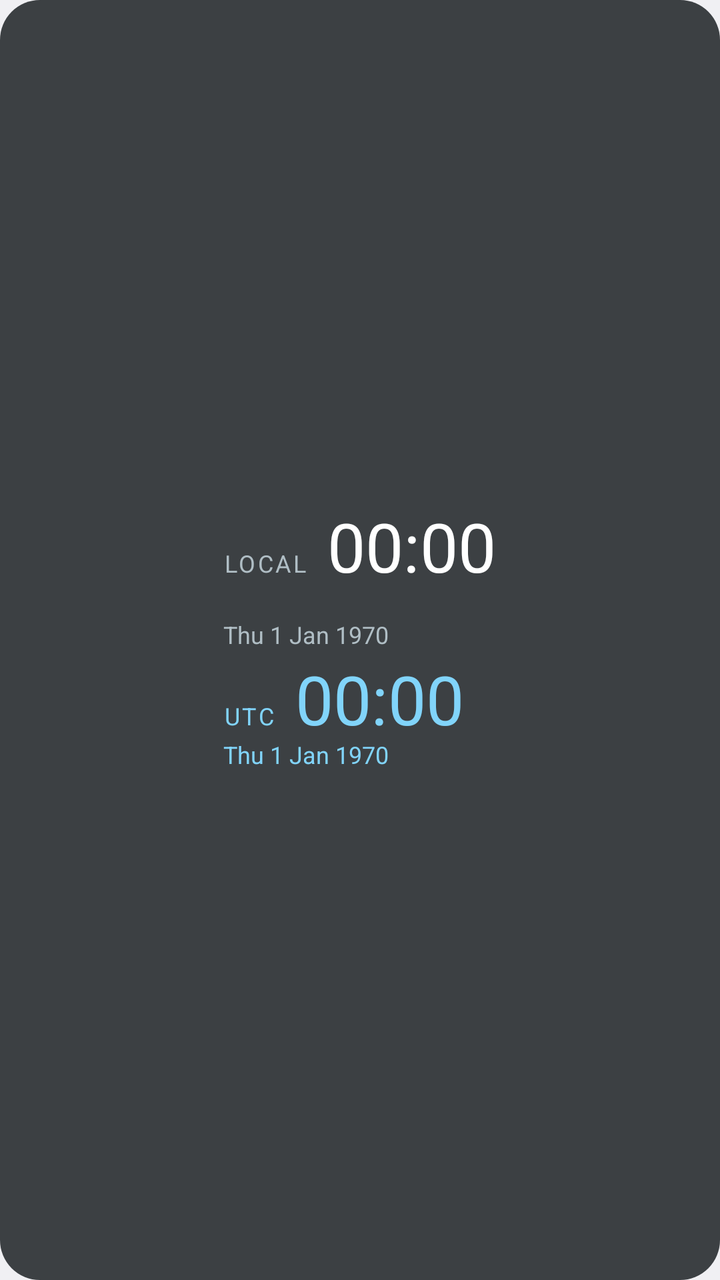
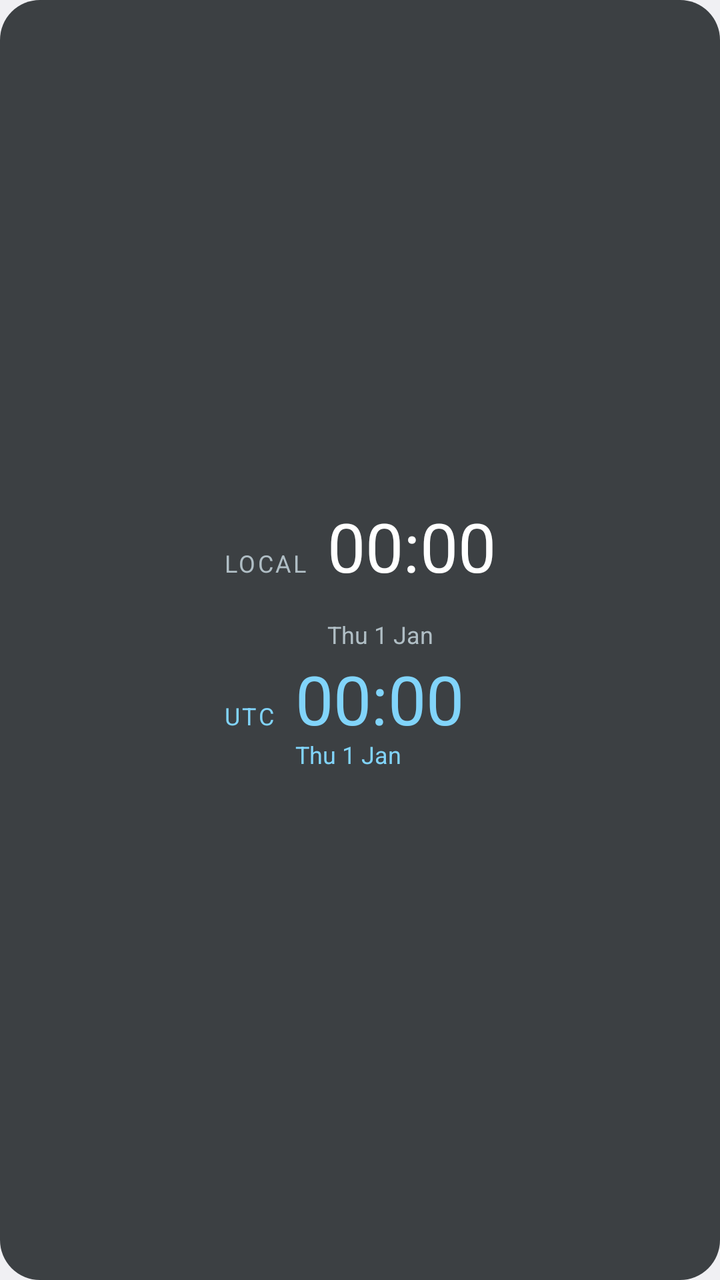

An Android layout rendered at two revisions. The XML below is the earlier revision; the diff shows what the commit changed to produce the second picture.
<!-- AndroidManifest.xml: application theme AppTheme -->
<!-- res/layout/widget_stacked_sans.xml -->
<?xml version="1.0" encoding="utf-8"?>
<LinearLayout xmlns:android="http://schemas.android.com/apk/res/android" android:id="@+id/root" android:layout_width="match_parent" android:layout_height="match_parent" android:background="@drawable/widget_bg" android:gravity="center" android:orientation="vertical" android:padding="14dp">
<LinearLayout android:layout_width="wrap_content" android:layout_height="wrap_content" android:orientation="vertical" >
<LinearLayout android:layout_width="wrap_content" android:layout_height="wrap_content" android:orientation="horizontal" android:baselineAligned="true" >
<TextView android:id="@+id/label_local" android:layout_width="wrap_content" android:layout_height="wrap_content"
    android:fontFamily="sans-serif" android:letterSpacing="0.1" android:text="@string/label_local"
    android:textColor="#B0BEC5" android:textSize="12sp" android:layout_marginEnd="10dp"/>
<TextClock android:id="@+id/clock_local" android:layout_width="wrap_content" android:layout_height="wrap_content"
    android:fontFamily="sans-serif" android:format12Hour="HH:mm" android:format24Hour="HH:mm" android:includeFontPadding="false" android:maxLines="1"
    android:textColor="#FFFFFF" android:textSize="34sp"  />
</LinearLayout>
<TextView android:id="@+id/zone_local" android:layout_width="wrap_content" android:layout_height="wrap_content"
    android:fontFamily="sans-serif" android:textColor="#B0BEC5" android:textSize="12sp" />
<TextClock android:id="@+id/date_local" android:layout_width="wrap_content" android:layout_height="wrap_content"
    android:fontFamily="sans-serif" android:format12Hour="EEE d MMM yyyy" android:format24Hour="EEE d MMM yyyy" android:includeFontPadding="false" android:maxLines="1"
    android:textColor="#B0BEC5" android:textSize="12sp"  />
<LinearLayout android:layout_width="wrap_content" android:layout_height="wrap_content" android:orientation="horizontal" android:baselineAligned="true" android:layout_marginTop="6dp">
<TextView android:id="@+id/label_utc" android:layout_width="wrap_content" android:layout_height="wrap_content"
    android:fontFamily="sans-serif" android:letterSpacing="0.1" android:text="@string/label_utc"
    android:textColor="#81D4FA" android:textSize="12sp" android:layout_marginEnd="10dp"/>
<TextClock android:id="@+id/clock_utc" android:layout_width="wrap_content" android:layout_height="wrap_content"
    android:fontFamily="sans-serif" android:format12Hour="HH:mm" android:format24Hour="HH:mm" android:includeFontPadding="false" android:maxLines="1"
    android:textColor="#81D4FA" android:textSize="34sp" android:timeZone="UTC" />
</LinearLayout>
<TextClock android:id="@+id/date_utc" android:layout_width="wrap_content" android:layout_height="wrap_content"
    android:fontFamily="sans-serif" android:format12Hour="EEE d MMM yyyy" android:format24Hour="EEE d MMM yyyy" android:includeFontPadding="false" android:maxLines="1"
    android:textColor="#81D4FA" android:textSize="12sp" android:timeZone="UTC" />
</LinearLayout>
</LinearLayout>
<!-- resources referenced by this layout -->
<resources>
  <!-- drawable widget_bg (drawable) -->
  <?xml version="1.0" encoding="utf-8"?>
  <shape xmlns:android="http://schemas.android.com/apk/res/android" android:shape="rectangle">
      <solid android:color="#CC101418" />
      <corners android:radius="20dp" />
  </shape>
  <string name="label_local">LOCAL</string>
  <string name="label_utc">UTC</string>
  <style name="AppTheme" parent="@android:style/Theme.DeviceDefault.Light.NoActionBar" />
</resources>

<!-- the commit's change to res/layout/widget_stacked_sans.xml (unified diff, before → after) -->
@@ -5,25 +5,29 @@
 <TextView android:id="@+id/label_local" android:layout_width="wrap_content" android:layout_height="wrap_content"
     android:fontFamily="sans-serif" android:letterSpacing="0.1" android:text="@string/label_local"
     android:textColor="#B0BEC5" android:textSize="12sp" android:layout_marginEnd="10dp"/>
+<LinearLayout android:layout_width="wrap_content" android:layout_height="wrap_content" android:orientation="vertical" android:baselineAlignedChildIndex="0">
 <TextClock android:id="@+id/clock_local" android:layout_width="wrap_content" android:layout_height="wrap_content"
     android:fontFamily="sans-serif" android:format12Hour="HH:mm" android:format24Hour="HH:mm" android:includeFontPadding="false" android:maxLines="1"
     android:textColor="#FFFFFF" android:textSize="34sp"  />
-</LinearLayout>
 <TextView android:id="@+id/zone_local" android:layout_width="wrap_content" android:layout_height="wrap_content"
     android:fontFamily="sans-serif" android:textColor="#B0BEC5" android:textSize="12sp" />
 <TextClock android:id="@+id/date_local" android:layout_width="wrap_content" android:layout_height="wrap_content"
-    android:fontFamily="sans-serif" android:format12Hour="EEE d MMM yyyy" android:format24Hour="EEE d MMM yyyy" android:includeFontPadding="false" android:maxLines="1"
+    android:fontFamily="sans-serif" android:format12Hour="EEE d MMM" android:format24Hour="EEE d MMM" android:includeFontPadding="false" android:maxLines="1"
     android:textColor="#B0BEC5" android:textSize="12sp"  />
+</LinearLayout>
+</LinearLayout>
 <LinearLayout android:layout_width="wrap_content" android:layout_height="wrap_content" android:orientation="horizontal" android:baselineAligned="true" android:layout_marginTop="6dp">
 <TextView android:id="@+id/label_utc" android:layout_width="wrap_content" android:layout_height="wrap_content"
     android:fontFamily="sans-serif" android:letterSpacing="0.1" android:text="@string/label_utc"
     android:textColor="#81D4FA" android:textSize="12sp" android:layout_marginEnd="10dp"/>
+<LinearLayout android:layout_width="wrap_content" android:layout_height="wrap_content" android:orientation="vertical" android:baselineAlignedChildIndex="0">
 <TextClock android:id="@+id/clock_utc" android:layout_width="wrap_content" android:layout_height="wrap_content"
     android:fontFamily="sans-serif" android:format12Hour="HH:mm" android:format24Hour="HH:mm" android:includeFontPadding="false" android:maxLines="1"
     android:textColor="#81D4FA" android:textSize="34sp" android:timeZone="UTC" />
-</LinearLayout>
 <TextClock android:id="@+id/date_utc" android:layout_width="wrap_content" android:layout_height="wrap_content"
-    android:fontFamily="sans-serif" android:format12Hour="EEE d MMM yyyy" android:format24Hour="EEE d MMM yyyy" android:includeFontPadding="false" android:maxLines="1"
+    android:fontFamily="sans-serif" android:format12Hour="EEE d MMM" android:format24Hour="EEE d MMM" android:includeFontPadding="false" android:maxLines="1"
     android:textColor="#81D4FA" android:textSize="12sp" android:timeZone="UTC" />
 </LinearLayout>
 </LinearLayout>
+</LinearLayout>
+</LinearLayout>
